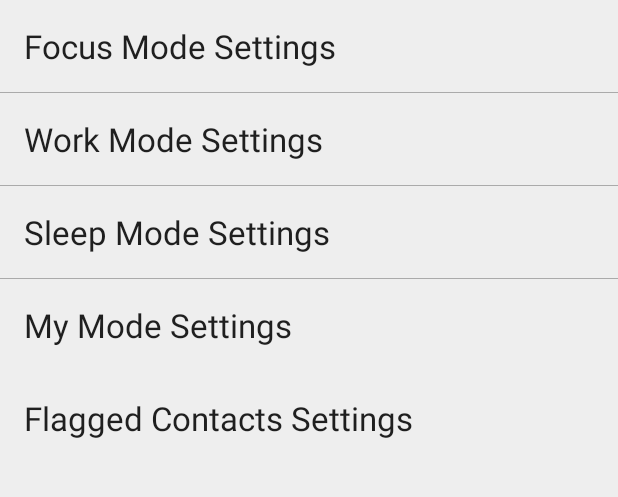
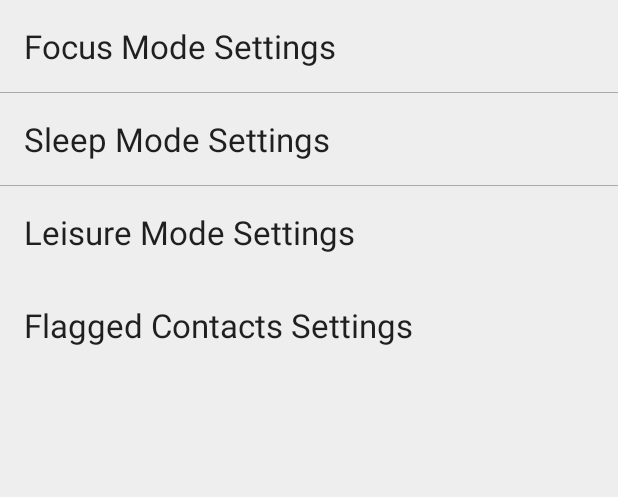
Before and after one commit to Astanite/Launcher-v1.01, an Android app: the ModesListFragment screen opened directly, with no data from a screen before it, on a phone screen of 412 x 824 dp, the part 84-581 px from its top. Run offline under Robolectric (Android 15) with nearby library versions, the phone set to English and light mode, and no system bars; our stand-ins replace RxJava; 2 statements that could not run were skipped.

Commit message:
removed work and myMode and added Leisure Mode

```diff
--- a/app/src/main/java/launcher/astanite/com/astanite/ui/HomeActivity.java
+++ b/app/src/main/java/launcher/astanite/com/astanite/ui/HomeActivity.java
@@ -87,10 +87,7 @@ public class HomeActivity extends AppCompatActivity implements
                             snackbarMessage = "Switched to My Mode. Notifications Blocked.";
                             Snackbar.make(rootView, snackbarMessage, Snackbar.LENGTH_SHORT).show();
                             break;
-                        case Constants.MODE_WORK:
-                            snackbarMessage = "Switched to Work mode. Notifications Blocked.";
-                            Snackbar.make(rootView, snackbarMessage, Snackbar.LENGTH_SHORT).show();
-                            break;
+
                     }
                 });
     }
--- a/app/src/main/java/launcher/astanite/com/astanite/ui/settings/ModesListFragment.java
+++ b/app/src/main/java/launcher/astanite/com/astanite/ui/settings/ModesListFragment.java
@@ -19,7 +19,6 @@ public class ModesListFragment extends Fragment {
 
     private SettingsViewModel settingsViewModel;
     private TextView focusModeSettings;
-    private TextView workModeSettings;
     private TextView sleepModeSettings;
     private TextView myModeSettings;
 
@@ -46,7 +45,6 @@ public class ModesListFragment extends Fragment {
     public void onViewCreated(@NonNull View view, @Nullable Bundle savedInstanceState) {
         super.onViewCreated(view, savedInstanceState);
         focusModeSettings = view.findViewById(R.id.focusModeSettingsTextview);
-        workModeSettings = view.findViewById(R.id.workModeSettingsTextview);
         sleepModeSettings = view.findViewById(R.id.sleepModeSettingsTextview);
         myModeSettings = view.findViewById(R.id.myModeSettingsTextview);
 
@@ -54,10 +52,7 @@ public class ModesListFragment extends Fragment {
             settingsViewModel.currentFragment.setValue(Constants.FRAGMENT_SETTINGS);
             settingsViewModel.currentMode.setValue(Constants.MODE_FOCUS);
         });
-        workModeSettings.setOnClickListener(someView -> {
-            settingsViewModel.currentFragment.setValue(Constants.FRAGMENT_SETTINGS);
-            settingsViewModel.currentMode.setValue(Constants.MODE_WORK);
-        });
+
         sleepModeSettings.setOnClickListener(someView -> {
             settingsViewModel.currentFragment.setValue(Constants.FRAGMENT_SETTINGS);
             settingsViewModel.currentMode.setValue(Constants.MODE_SLEEP);
--- a/app/src/main/java/launcher/astanite/com/astanite/ui/settings/SettingsViewModel.java
+++ b/app/src/main/java/launcher/astanite/com/astanite/ui/settings/SettingsViewModel.java
@@ -90,8 +90,6 @@ public class SettingsViewModel extends AndroidViewModel {
         switch (currentMode.getValue()) {
             case Constants.MODE_FOCUS: key = Constants.KEY_FOCUS_APPS;
             break;
-            case Constants.MODE_WORK: key = Constants.KEY_WORK_APPS;
-            break;
             case Constants.MODE_SLEEP: key = Constants.KEY_SLEEP_APPS;
             break;
             case Constants.MY_MODE: key = Constants.KEY_MY_MODE_APPS;
--- a/app/src/main/java/launcher/astanite/com/astanite/utils/Constants.java
+++ b/app/src/main/java/launcher/astanite/com/astanite/utils/Constants.java
@@ -5,7 +5,6 @@ public class Constants {
 
     public static final String KEY_CURRENT_MODE = "current-mode";
     public static final String KEY_FOCUS_APPS = "focus-apps";
-    public static final String KEY_WORK_APPS = "work-apps";
     public static final String KEY_SLEEP_APPS = "sleep-apps";
     public static final String KEY_MY_MODE_APPS = "my-mode-apps";
     public static final String KEY_INTENTION = "intention";
@@ -16,7 +15,6 @@ public class Constants {
 
     public static final int MODE_NONE = 0;
     public static final int MODE_FOCUS = 1;
-    public static final int MODE_WORK = 2;
     public static final int MODE_SLEEP = 3;
     public static final int MY_MODE = 4;
 
--- a/app/src/main/res/layout/fragment_modes_list.xml
+++ b/app/src/main/res/layout/fragment_modes_list.xml
@@ -29,19 +29,7 @@
         app:layout_constraintStart_toStartOf="parent"
         app:layout_constraintTop_toBottomOf="@id/focusModeSettingsTextview" />
 
-    <TextView
-        android:id="@+id/workModeSettingsTextview"
-        android:layout_width="match_parent"
-        android:layout_height="wrap_content"
-        android:background="?attr/selectableItemBackground"
-        android:clickable="true"
-        android:padding="16dp"
-        android:text="Work Mode Settings"
-        android:textAppearance="@style/TextAppearance.AppCompat.Large"
-        app:layout_constraintEnd_toEndOf="parent"
-        app:layout_constraintHorizontal_bias="0.0"
-        app:layout_constraintStart_toStartOf="parent"
-        app:layout_constraintTop_toBottomOf="@+id/view" />
+
 
     <View
         android:id="@+id/view2"
@@ -50,7 +38,7 @@
         android:background="@android:color/darker_gray"
         app:layout_constraintEnd_toEndOf="parent"
         app:layout_constraintStart_toStartOf="parent"
-        app:layout_constraintTop_toBottomOf="@+id/workModeSettingsTextview" />
+        app:layout_constraintTop_toBottomOf="@+id/focusModeSettingsTextview" />
 
     <TextView
         android:id="@+id/sleepModeSettingsTextview"
@@ -81,7 +69,7 @@
         android:background="?attr/selectableItemBackground"
         android:clickable="true"
         android:padding="16dp"
-        android:text="My Mode Settings"
+        android:text="Leisure Mode Settings"
         android:textAppearance="@style/TextAppearance.AppCompat.Large"
         app:layout_constraintEnd_toEndOf="parent"
         app:layout_constraintStart_toStartOf="parent"
```
Also changed, not shown: app/src/main/java/launcher/astanite/com/astanite/ui/HomeScreenFragment.java (+0 -18 lines), app/src/main/java/launcher/astanite/com/astanite/viewmodel/MainViewModel.java (+1 -7 lines), app/src/main/res/layout/mode_switcher.xml (+2 -18 lines).
